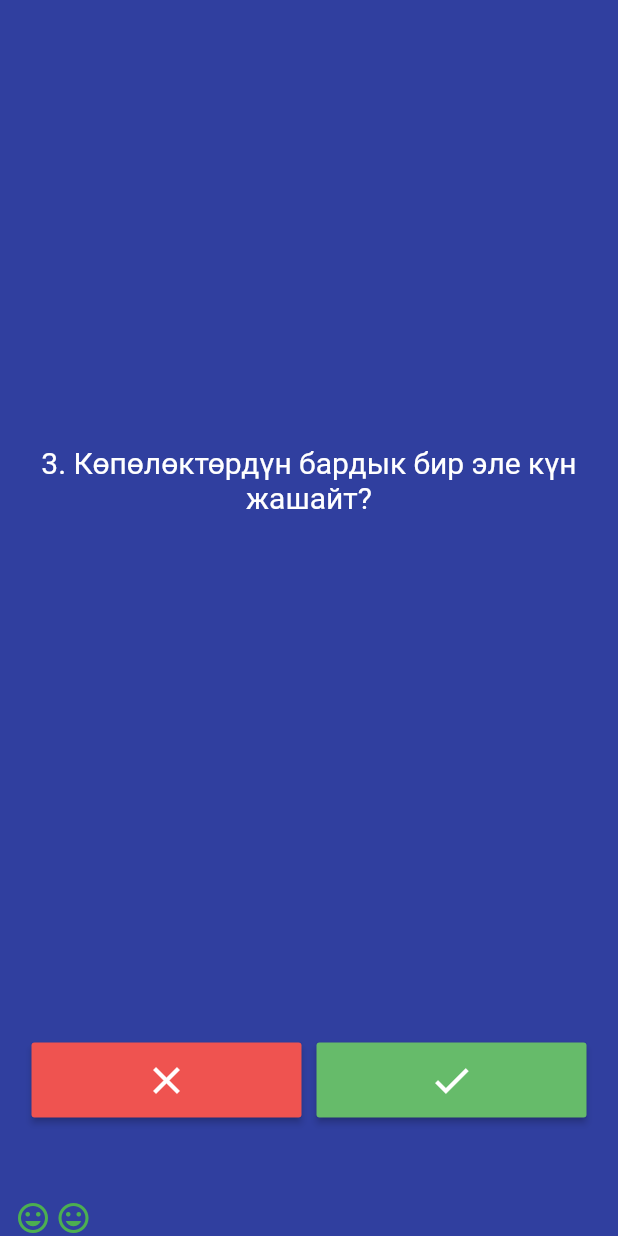
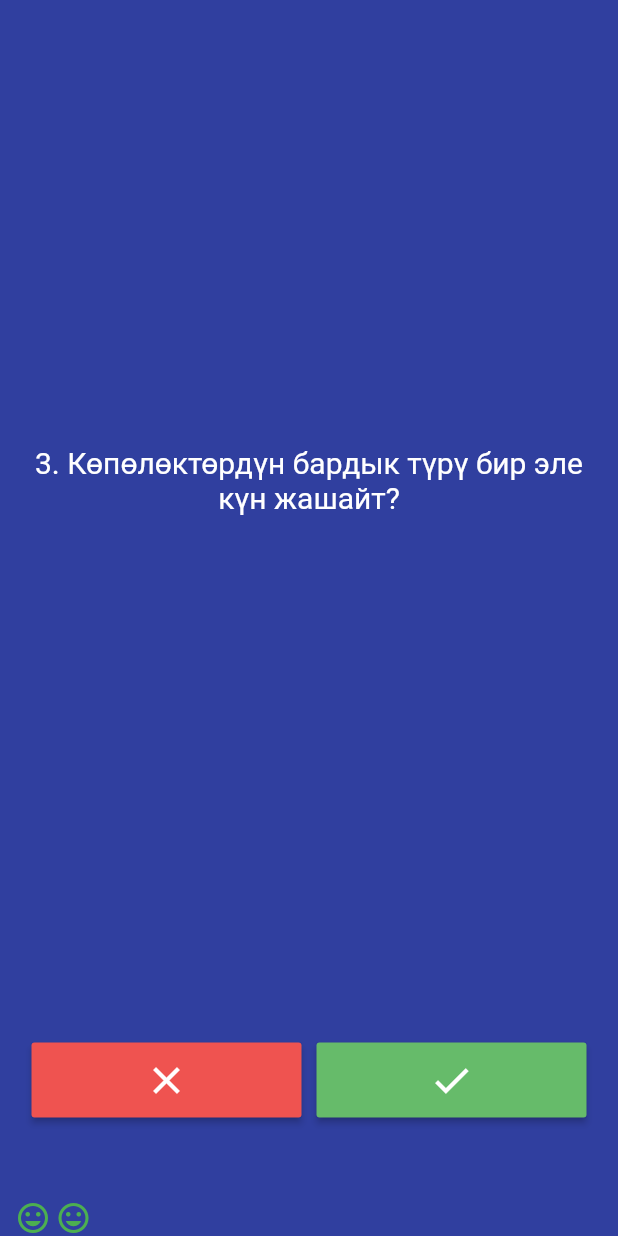
Before and after one commit to Turatkg/testing_app, a Flutter app: the screen it shows after launch, after a tap on the "close" icon, after a tap on the "check" icon, on a phone screen of 412 x 824 dp. Run offline on Flutter 3.47's test engine with Material 2 defaults, Android fonts, the phone set to English and light mode, and no system bars.

Commit message:
RaiseButton ignoring

```diff
--- a/lib/data/quastions.dart
+++ b/lib/data/quastions.dart
@@ -13,7 +13,7 @@ List<Suroo> surooToptomu = [
       surooTexti: '2. Дүйнөдөгү тооктордун саны адам санынан көп',
       jooptoru: true),
   Suroo(
-      surooTexti: '3. Көпөлөктөрдүн бардык бир эле күн жашайт?',
+      surooTexti: '3. Көпөлөктөрдүн бардык түрү бир эле күн жашайт?',
       jooptoru: false),
   Suroo(surooTexti: '4. Жер шары түз', jooptoru: false),
   Suroo(surooTexti: '5. Грек жаңгагынын мекени Арстанбап', jooptoru: true),
--- a/lib/main.dart
+++ b/lib/main.dart
@@ -62,6 +62,7 @@ class _SoruSayfasiState extends State<SoruSayfasi> {
                 Expanded(
                   child: Padding(
                     padding: EdgeInsets.symmetric(horizontal: 5),
+                    // ignore: deprecated_member_use
                     child: RaisedButton(
                       padding: EdgeInsets.all(10),
                       textColor: Colors.white,
@@ -85,6 +86,7 @@ class _SoruSayfasiState extends State<SoruSayfasi> {
                 Expanded(
                   child: Padding(
                     padding: EdgeInsets.symmetric(horizontal: 5),
+                    // ignore: deprecated_member_use
                     child: RaisedButton(
                       padding: EdgeInsets.all(10),
                       textColor: Colors.white,
```
